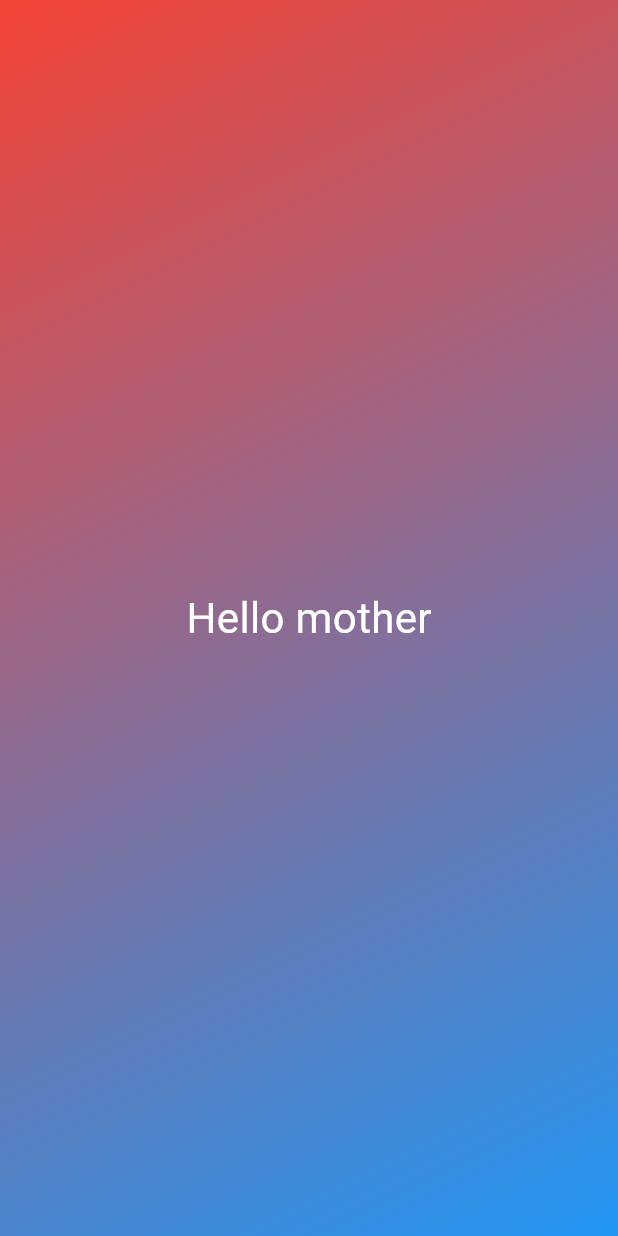
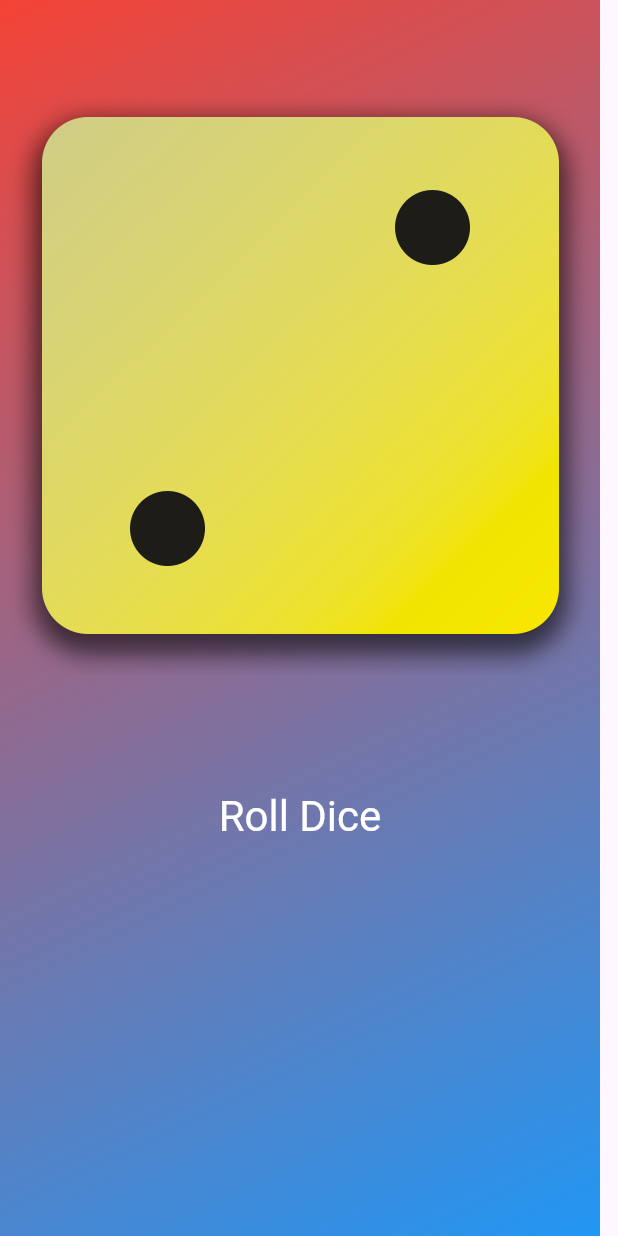
Before and after one commit to TomHoon/Flutter, a Flutter app: the screen it shows after launch, on a phone screen of 412 x 824 dp. Run offline on Flutter 3.47's test engine with Material 3 defaults, Android fonts, the phone set to English and light mode, and no system bars.

Commit message:
feat: dice roller 끝

```diff
--- /dev/null
+++ b/lib/dice_roller.dart
@@ -0,0 +1,41 @@
+import 'package:flutter/material.dart';
+import 'dart:math';
+
+final randomizer = Random(); // 랜덤 함수 final로 할당함
+
+class DiceRoller extends StatefulWidget {
+  @override
+  State<DiceRoller> createState() {
+    return _DiceRollerState();
+  }
+}
+
+class _DiceRollerState extends State<DiceRoller> {
+  var currentDiceRoll = 2;
+
+  void rollDice() {
+    //..
+    setState(() {
+      currentDiceRoll = randomizer.nextInt(6) + 1; // nextInt(6)은 0~5까지이기떄문에
+    });
+  }
+
+  @override
+  Widget build(context) {
+    return Column(mainAxisSize: MainAxisSize.max, children: [
+      Image.asset('assets/images/dice-$currentDiceRoll.png',
+          width: 400, height: 500),
+      const SizedBox(
+        height: 20,
+      ),
+      TextButton(
+          onPressed: rollDice,
+          style: TextButton.styleFrom(
+            // padding: const EdgeInsets.only(top: 10),
+            foregroundColor: Colors.white,
+            textStyle: TextStyle(color: Colors.white, fontSize: 28),
+          ),
+          child: Text("Roll Dice"))
+    ]);
+  }
+}
--- a/lib/gradient_container.dart
+++ b/lib/gradient_container.dart
@@ -1,5 +1,6 @@
 import 'package:flutter/material.dart';
 import 'package:practice/styled_text.dart';
+import 'package:practice/dice_roller.dart';
 
 const startAlignment = Alignment.topLeft;
 const endAlignment = Alignment.bottomRight;
@@ -13,11 +14,12 @@ class GradientContainer extends StatelessWidget {
   @override
   Widget build(context) {
     return Container(
-      decoration: BoxDecoration(
-        gradient: LinearGradient(
-            colors: [color1, color2], begin: startAlignment, end: endAlignment),
-      ),
-      child: const Center(child: StyledText("Hello mother")),
-    );
+        decoration: BoxDecoration(
+          gradient: LinearGradient(
+              colors: [color1, color2],
+              begin: startAlignment,
+              end: endAlignment),
+        ),
+        child: DiceRoller());
   }
 }
```
Also changed, not shown: pubspec.yaml (+8 -4 lines), assets/images/dice-1.png (added), assets/images/dice-2.png (added), assets/images/dice-3.png (added), assets/images/dice-4.png (added), assets/images/dice-5.png (added), assets/images/dice-6.png (added).
